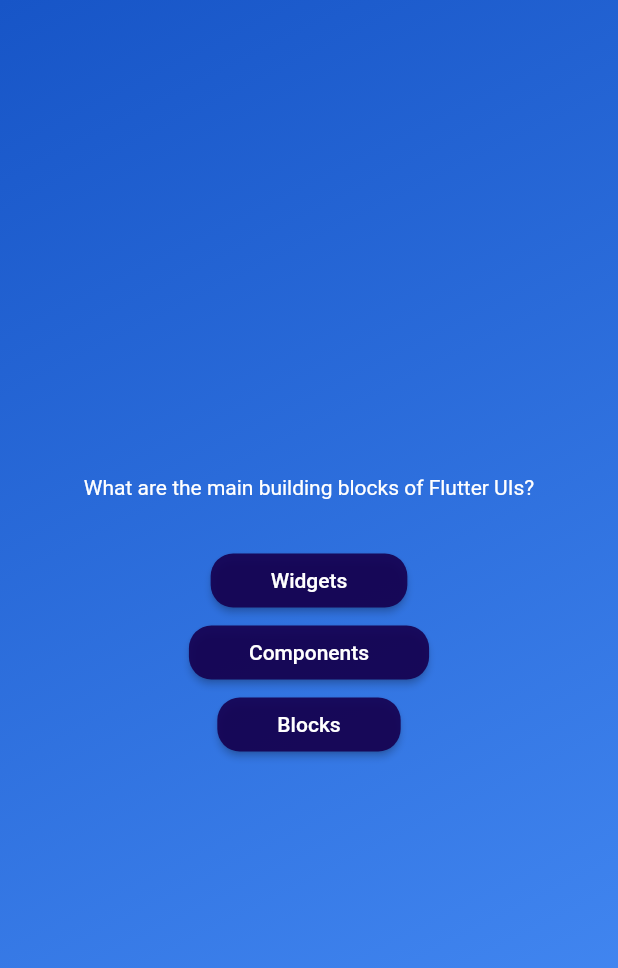
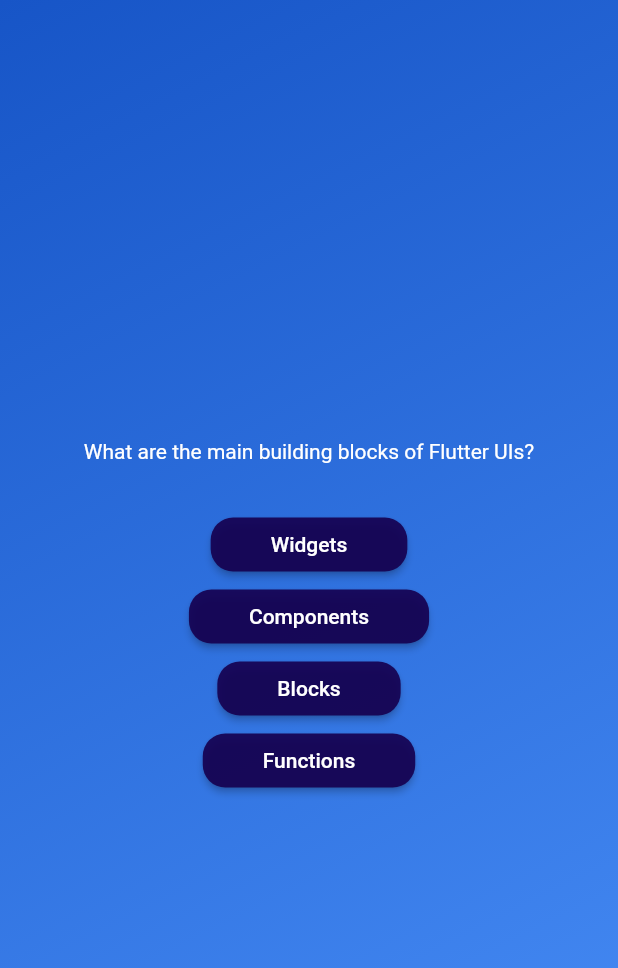
Before and after one commit to omarzouaoui1/QuizApp, a Flutter app: the screen it shows after launch, after a tap on "Start Quiz", on a phone screen of 412 x 824 dp. Shown: the top 968 px of the screen. Run offline on Flutter 3.47's test engine with Material 2 defaults, Android fonts, the phone set to English and light mode, and no system bars.

Commit message:
Dynamic aswers

```diff
--- a/flutter_quiz_app/lib/questions_screen.dart
+++ b/flutter_quiz_app/lib/questions_screen.dart
@@ -25,18 +25,14 @@ class _QuestionsScreenState extends State<QuestionsScreen> {
           const SizedBox(
             height: 30.0,
           ),
-          AnswerButton(
-            answerText: currentQuestion.answers[0],
-            onTap: () {},
-          ),
-          AnswerButton(
-            answerText: currentQuestion.answers[1],
-            onTap: () {},
-          ),
-          AnswerButton(
-            answerText: currentQuestion.answers[2],
-            onTap: () {},
-          ),
+          ...currentQuestion.answers.map(
+            (answer) {
+              return AnswerButton(
+                answerText: answer,
+                onTap: () {},
+              );
+            },
+          )
         ],
       ),
     );
```
